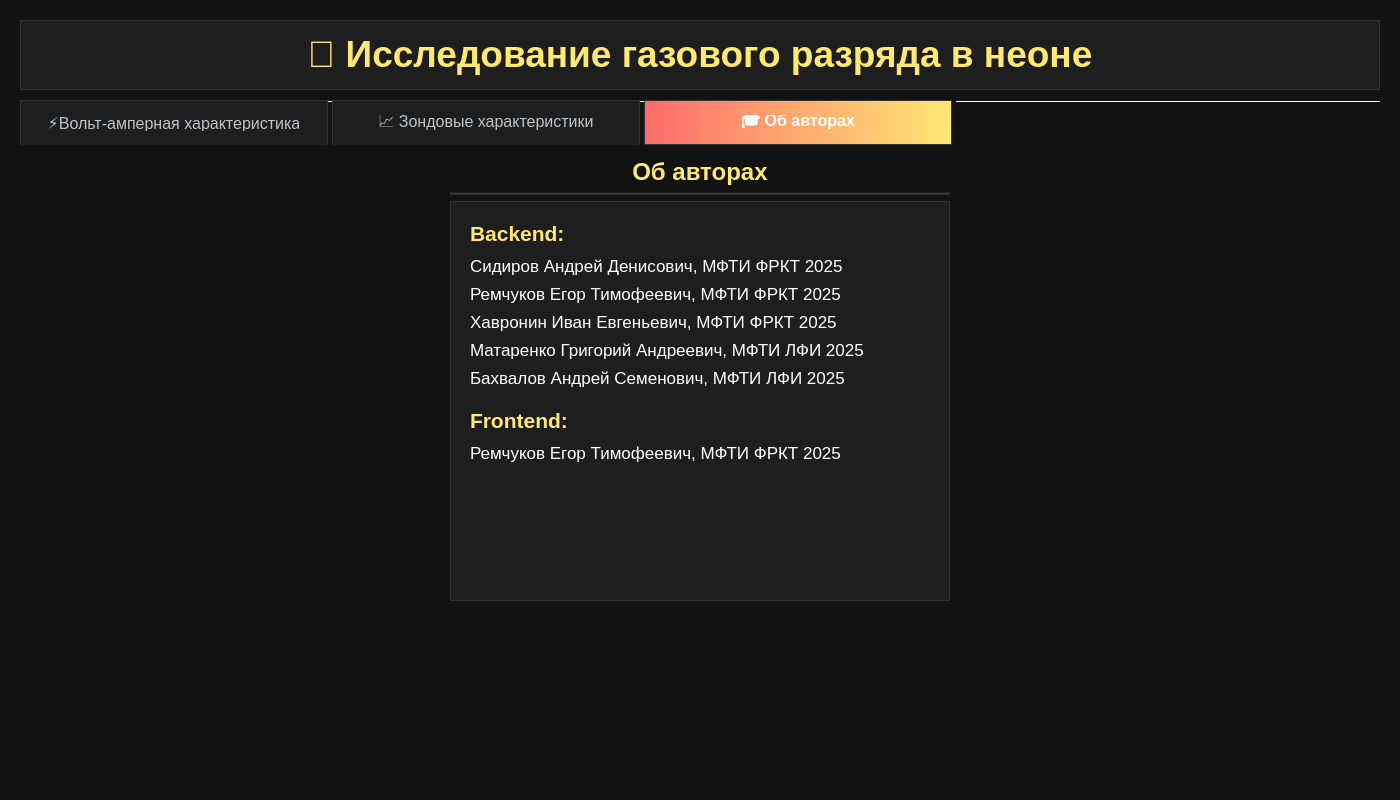
Before: the Qt Designer form lab.ui in 4locker4/Lab-auto, drawn with Qt 5.
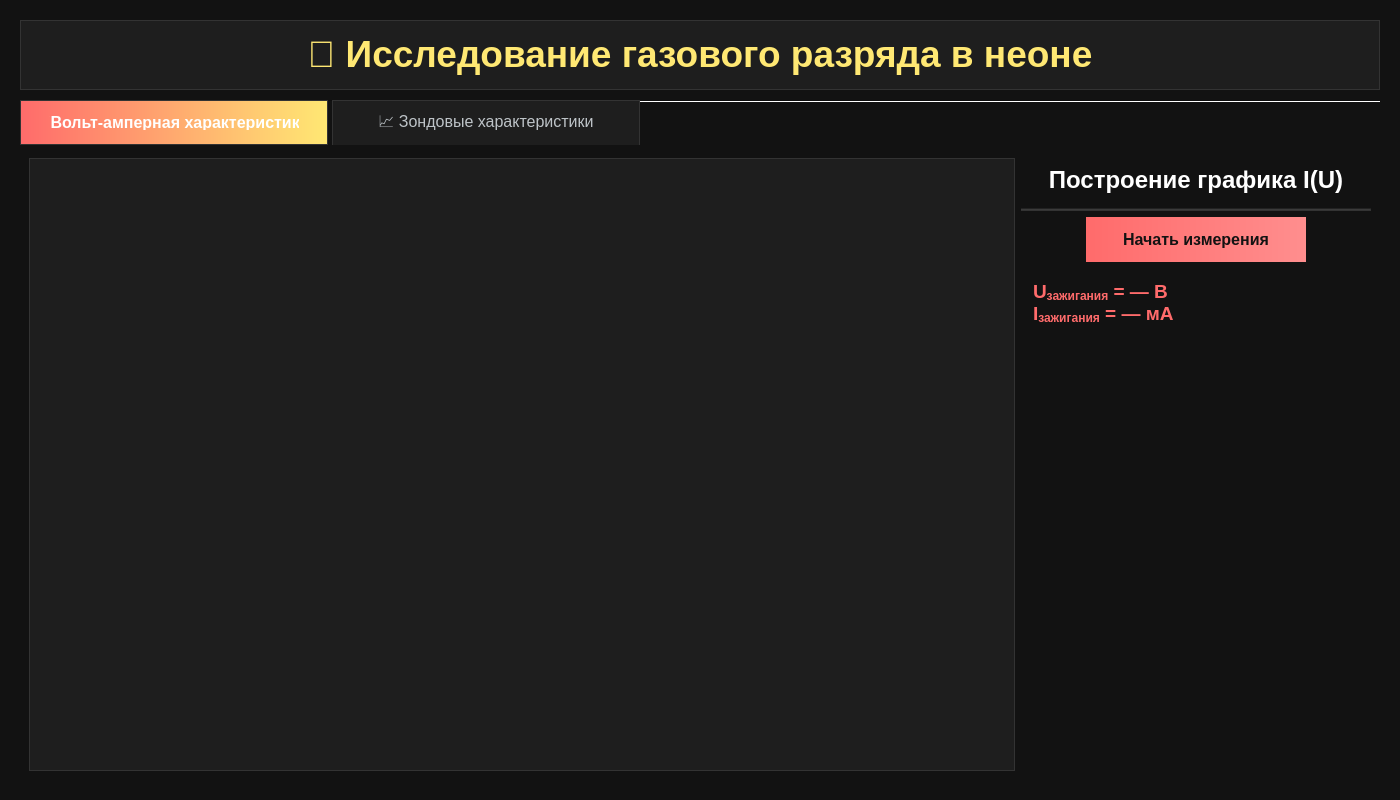
After: the same form once the commit is applied. The open tabs and pages were chosen to show the change.

Commit message: add links to authours

```diff
--- a/lab.ui
+++ b/lab.ui
@@ -537,137 +537,6 @@
      </item>
     </layout>
    </widget>
-      <!-- Вкладка 3: Об авторах -->
-   <widget class="QWidget" name="tab_about">
-    <attribute name="title">
-     <string>🎓 Об авторах</string>
-    </attribute>
-    <layout class="QHBoxLayout" name="horizontalLayout_about">
-     <item>
-      <spacer name="horizontalSpacerLeft">
-       <property name="orientation">
-        <enum>Qt::Horizontal</enum>
-       </property>
-       <property name="sizeType">
-        <enum>QSizePolicy::Expanding</enum>
-       </property>
-       <property name="sizeHint" stdset="0">
-        <size>
-         <width>40</width>
-         <height>20</height>
-        </size>
-       </property>
-      </spacer>
-     </item>
-     <item>
-      <layout class="QVBoxLayout" name="verticalLayout_center">
-       <item>
-        <widget class="QLabel" name="label_authors_title">
-         <property name="text">
-          <string>&lt;h2 style=&quot;color:#FFE873; text-align:center;&quot;&gt;Об авторах&lt;/h2&gt;</string>
-         </property>
-         <property name="textFormat">
-          <enum>Qt::RichText</enum>
-         </property>
-         <property name="alignment">
-          <set>Qt::AlignCenter</set>
-         </property>
-        </widget>
-       </item>
-       <item>
-        <widget class="Line" name="line_about">
-         <property name="orientation">
-          <enum>Qt::Horizontal</enum>
-         </property>
-         <property name="styleSheet">
-          <string notr="true">background-color: #333333;</string>
-         </property>
-        </widget>
-       </item>
-       <item>
-        <widget class="QTextBrowser" name="textBrowser_authors">
-         <property name="minimumSize">
-          <size>
-           <width>500</width>
-           <height>400</height>
-          </size>
-         </property>
-         <property name="maximumSize">
-          <size>
-           <width>800</width>
-           <height>600</height>
-          </size>
-         </property>
-         <property name="styleSheet">
-          <string notr="true">background-color: #1e1e1e;
-border: 1px solid #333333;
-color: #ffffff;
-font-size: 13pt;
-padding: 15px;</string>
-         </property>
-         <property name="html">
-          <string>&lt;!DOCTYPE HTML PUBLIC &quot;-//W3C//DTD HTML 4.0//EN&quot; &quot;http://www.w3.org/TR/REC-html40/strict.dtd&quot;&gt;
-&lt;html&gt;&lt;head&gt;&lt;meta name=&quot;qrichtext&quot; content=&quot;1&quot; /&gt;&lt;style type=&quot;text/css&quot;&gt;
-p, li { white-space: pre-wrap; margin: 8px 0; }
-h3 { color: #FFE873; margin-top: 20px; margin-bottom: 10px; }
-&lt;/style&gt;&lt;/head&gt;&lt;body style=&quot;font-family:'Segoe UI'; font-size:13pt; color:#ffffff;&quot;&gt;
-
-&lt;h3&gt;Backend:&lt;/h3&gt;
-&lt;p&gt;Сидиров Андрей Денисович, МФТИ ФРКТ 2025&lt;/p&gt;
-&lt;p&gt;Ремчуков Егор Тимофеевич, МФТИ ФРКТ 2025&lt;/p&gt;
-&lt;p&gt;Хавронин Иван Евгеньевич, МФТИ ФРКТ 2025&lt;/p&gt;
-&lt;p&gt;Матаренко Григорий Андреевич, МФТИ ЛФИ 2025&lt;/p&gt;
-&lt;p&gt;Бахвалов Андрей Семенович, МФТИ ЛФИ 2025&lt;/p&gt;
-
-&lt;h3&gt;Frontend:&lt;/h3&gt;
-&lt;p&gt;Ремчуков Егор Тимофеевич, МФТИ ФРКТ 2025&lt;/p&gt;
-
-&lt;/body&gt;&lt;/html&gt;</string>
-         </property>
-         <property name="verticalScrollBarPolicy">
-          <enum>Qt::ScrollBarAsNeeded</enum>
-         </property>
-         <property name="horizontalScrollBarPolicy">
-          <enum>Qt::ScrollBarAlwaysOff</enum>
-         </property>
-         <property name="textInteractionFlags">
-          <set>Qt::TextBrowserInteraction</set>
-         </property>
-        </widget>
-       </item>
-       <item>
-        <spacer name="verticalSpacer_bottom">
-         <property name="orientation">
-          <enum>Qt::Vertical</enum>
-         </property>
-         <property name="sizeHint" stdset="0">
-          <size>
-           <width>20</width>
-           <height>20</height>
-          </size>
-         </property>
-        </spacer>
-       </item>
-      </layout>
-     </item>
-     <item>
-      <spacer name="horizontalSpacerRight">
-       <property name="orientation">
-        <enum>Qt::Horizontal</enum>
-       </property>
-       <property name="sizeType">
-        <enum>QSizePolicy::Expanding</enum>
-       </property>
-       <property name="sizeHint" stdset="0">
-        <size>
-         <width>40</width>
-         <height>20</height>
-        </size>
-       </property>
-      </spacer>
-     </item>
-    </layout>
-   </widget>
   </widget>
  </widget>
  <resources/>
```
The commit also changes 1 other file.
